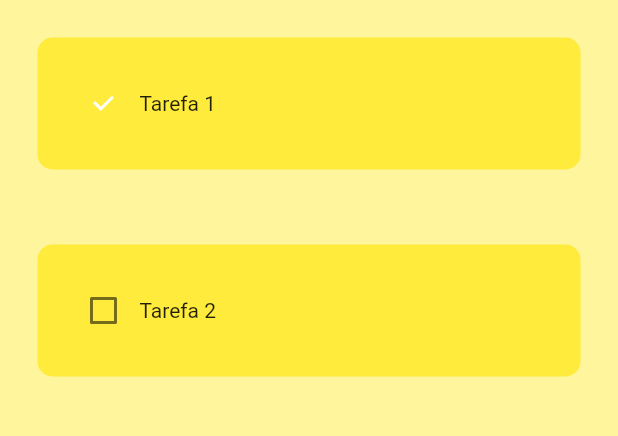
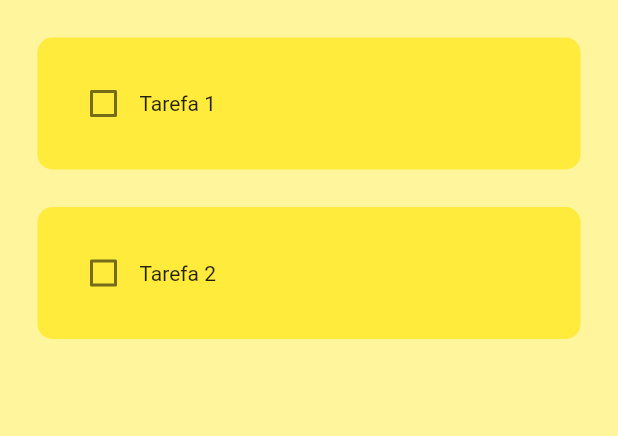
Before and after one commit to felipeazl/to-do-app, a Flutter app: the screen it shows after launch, on a phone screen of 412 x 824 dp, the part 84-520 px from its top. Run offline on Flutter 3.47's test engine with Material 2 defaults, Android fonts, the phone set to English and light mode, and no system bars.

Commit message:
Finish ToDo Tile

```diff
--- a/lib/pages/home.dart
+++ b/lib/pages/home.dart
@@ -9,6 +9,17 @@ class HomePage extends StatefulWidget {
 }
 
 class _HomePageState extends State<HomePage> {
+  List toDoList = [
+    ["Tarefa 1", false],
+    ["Tarefa 2", false],
+  ];
+
+  void checkBoxChanged(bool? value, int index) {
+    setState(() {
+      toDoList[index][1] = !toDoList[index][1];
+    });
+  }
+
   @override
   Widget build(BuildContext context) {
     return Scaffold(
@@ -18,19 +29,15 @@ class _HomePageState extends State<HomePage> {
         title: const Text('To Do'),
         elevation: 0,
       ),
-      body: ListView(
-        children: [
-          ToDoTile(
-            taskName: "Tarefa 1",
-            taskCompleted: true,
-            onChanged: (p0) {},
-          ),
-          ToDoTile(
-            taskName: "Tarefa 2",
-            taskCompleted: false,
-            onChanged: (p0) {},
-          ),
-        ],
+      body: ListView.builder(
+        itemCount: toDoList.length,
+        itemBuilder: (context, index) {
+          return ToDoTile(
+            taskName: toDoList[index][0],
+            taskCompleted: toDoList[index][1],
+            onChanged: (value) => checkBoxChanged(value, index),
+          );
+        },
       ),
     );
   }
--- a/lib/utils/todo_tile.dart
+++ b/lib/utils/todo_tile.dart
@@ -15,7 +15,7 @@ class ToDoTile extends StatelessWidget {
   @override
   Widget build(BuildContext context) {
     return Padding(
-      padding: const EdgeInsets.all(25),
+      padding: const EdgeInsets.fromLTRB(25, 25, 25, 0),
       child: Container(
         padding: const EdgeInsets.all(20),
         decoration: BoxDecoration(
@@ -24,8 +24,18 @@ class ToDoTile extends StatelessWidget {
         ),
         child: Row(
           children: [
-            Checkbox(value: taskCompleted, onChanged: onChanged),
-            Text(taskName),
+            Checkbox(
+              value: taskCompleted,
+              onChanged: onChanged,
+              activeColor: Colors.black,
+            ),
+            Text(
+              taskName,
+              style: TextStyle(
+                  decoration: taskCompleted
+                      ? TextDecoration.lineThrough
+                      : TextDecoration.none),
+            ),
           ],
         ),
       ),
```
